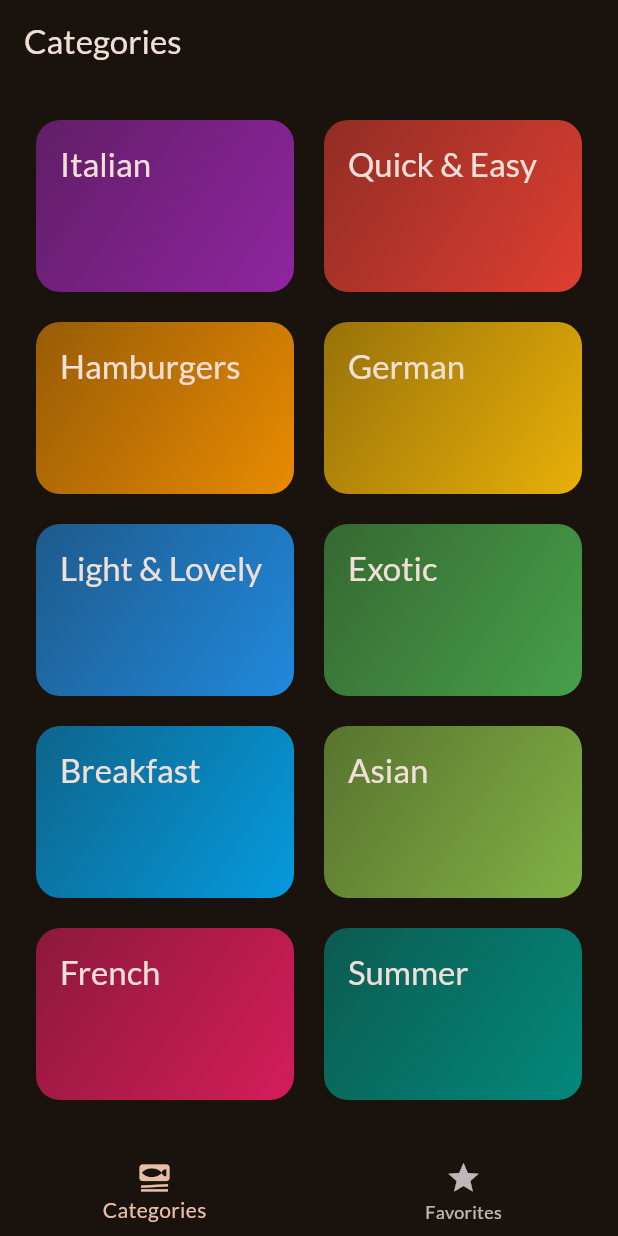
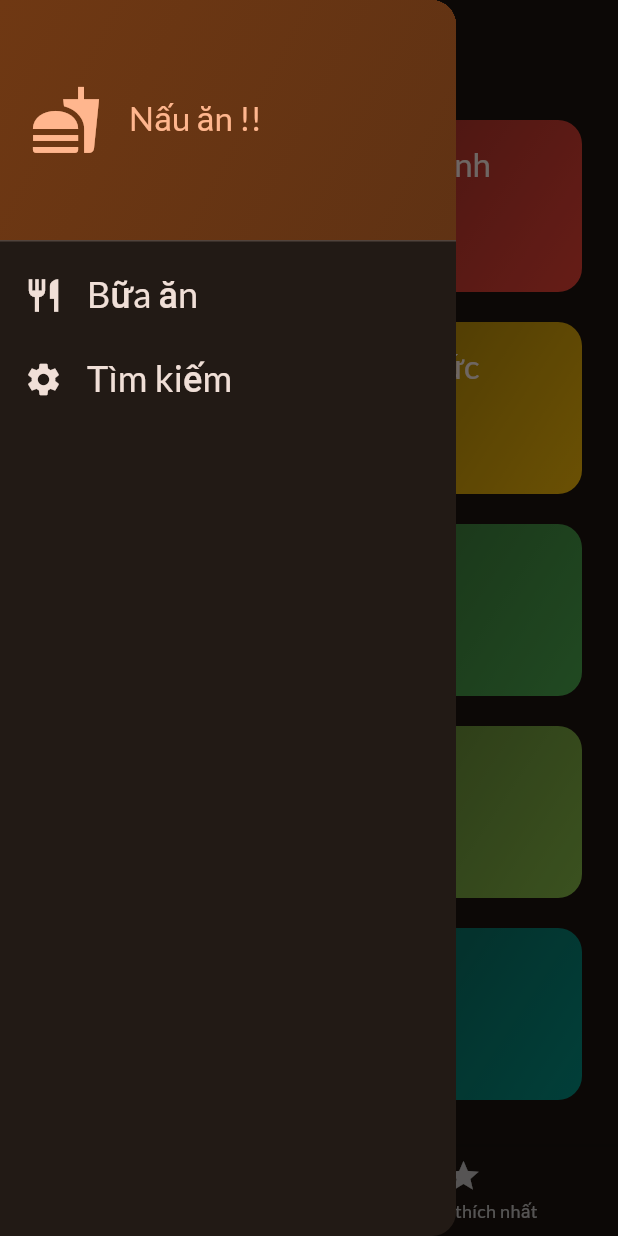
Before and after one commit to TienPhuc02/chapter-8-flutter-academind, a Flutter app: the screen it shows after launch, with the side drawer open (before the commit the screen has no drawer), on a phone screen of 412 x 824 dp. Run offline on Flutter 3.47's test engine with Material 3 defaults, Android fonts, the phone set to English and light mode, and no system bars; our stand-ins replace google_fonts, transparent_image.

Commit message:
adding a side  drawer

```diff
--- a/lib/data/dummy_data.dart
+++ b/lib/data/dummy_data.dart
@@ -7,12 +7,12 @@ import 'package:flutter_chapter_8/models/meal.dart';
 const availableCategories = [
   Category(
     id: 'c1',
-    title: 'Italian',
+    title: 'Món Italia',
     color: Colors.purple,
   ),
   Category(
     id: 'c2',
-    title: 'Quick & Easy',
+    title: 'Ăn Nhanh',
     color: Colors.red,
   ),
   Category(
@@ -22,37 +22,37 @@ const availableCategories = [
   ),
   Category(
     id: 'c4',
-    title: 'German',
+    title: 'Món Đức',
     color: Colors.amber,
   ),
   Category(
     id: 'c5',
-    title: 'Light & Lovely',
+    title: 'Đáng Yêu',
     color: Colors.blue,
   ),
   Category(
     id: 'c6',
-    title: 'Exotic',
+    title: 'Món Lạ',
     color: Colors.green,
   ),
   Category(
     id: 'c7',
-    title: 'Breakfast',
+    title: 'Châu Á',
     color: Colors.lightBlue,
   ),
   Category(
     id: 'c8',
-    title: 'Asian',
+    title: 'Châu Á',
     color: Colors.lightGreen,
   ),
   Category(
     id: 'c9',
-    title: 'French',
+    title: 'Pháp',
     color: Colors.pink,
   ),
   Category(
     id: 'c10',
-    title: 'Summer',
+    title: 'Hè',
     color: Colors.teal,
   ),
 ];
@@ -64,28 +64,28 @@ const dummyMeals = [
       'c1',
       'c2',
     ],
-    title: 'Spaghetti with Tomato Sauce',
+    title: 'Mỳ Ý với sốt cà chua',
     affordability: Affordability.affordable,
     complexity: Complexity.simple,
     imageUrl:
         'https://upload.wikimedia.org/wikipedia/commons/thumb/2/20/Spaghetti_Bolognese_mit_Parmesan_oder_Grana_Padano.jpg/800px-Spaghetti_Bolognese_mit_Parmesan_oder_Grana_Padano.jpg',
     duration: 20,
     ingredients: [
-      '4 Tomatoes',
-      '1 Tablespoon of Olive Oil',
-      '1 Onion',
-      '250g Spaghetti',
-      'Spices',
-      'Cheese (optional)'
+      '4 quả cà chua',
+      '1 muỗng canh dầu ô liu',
+      '1 củ hành',
+      'Mì Ý 250g',
+      'Gia vị',
+      'Phô mai (tùy chọn)'
     ],
     steps: [
-      'Cut the tomatoes and the onion into small pieces.',
-      'Boil some water - add salt to it once it boils.',
-      'Put the spaghetti into the boiling water - they should be done in about 10 to 12 minutes.',
-      'In the meantime, heaten up some olive oil and add the cut onion.',
-      'After 2 minutes, add the tomato pieces, salt, pepper and your other spices.',
-      'The sauce will be done once the spaghetti are.',
-      'Feel free to add some cheese on top of the finished dish.'
+      'Cắt cà chua và hành tây thành miếng nhỏ.',
+      'Đun sôi một ít nước - thêm muối vào khi nước sôi.',
+      'Cho mì spaghetti vào nước sôi - sẽ chín trong khoảng 10 đến 12 phút.',
+      'Trong khi chờ đợi, hãy đun nóng một ít dầu ô liu và cho hành tây cắt lát vào.',
+      'Sau 2 phút, thêm miếng cà chua, muối, tiêu và các loại gia vị khác vào.',
+      'Nước sốt sẽ chín sau khi làm xong spaghetti.',
+      'Hãy thoải mái thêm một ít phô mai lên trên món ăn đã hoàn thành.'
     ],
     isGlutenFree: false,
     isVegan: true,
@@ -97,23 +97,23 @@ const dummyMeals = [
     categories: [
       'c2',
     ],
-    title: 'Toast Hawaii',
+    title: 'Bánh mì nướng Hawaii',
     affordability: Affordability.affordable,
     complexity: Complexity.simple,
     imageUrl:
         'https://cdn.pixabay.com/photo/2018/07/11/21/51/toast-3532016_1280.jpg',
     duration: 10,
     ingredients: [
-      '1 Slice White Bread',
-      '1 Slice Ham',
-      '1 Slice Pineapple',
-      '1-2 Slices of Cheese',
-      'Butter'
+      '1 lát bánh mì trắng',
+      '1 lát giăm bông',
+      '1 lát dứa',
+      '1-2 lát phô mai',
+      'Bơ'
     ],
     steps: [
-      'Butter one side of the white bread',
-      'Layer ham, the pineapple and cheese on the white bread',
-      'Bake the toast for round about 10 minutes in the oven at 200°C'
+      'Bơ một mặt của bánh mì trắng',
+      'Lắp giăm bông, dứa và phô mai lên bánh mì trắng',
+      'Nướng bánh mì nướng khoảng 10 phút trong lò ở nhiệt độ 200°C'
     ],
     isGlutenFree: false,
     isVegan: false,
@@ -126,26 +126,26 @@ const dummyMeals = [
       'c2',
       'c3',
     ],
-    title: 'Classic Hamburger',
+    title: 'Hamburger cổ điển',
     affordability: Affordability.pricey,
     complexity: Complexity.simple,
     imageUrl:
         'https://cdn.pixabay.com/photo/2014/10/23/18/05/burger-500054_1280.jpg',
     duration: 45,
     ingredients: [
-      '300g Cattle Hack',
-      '1 Tomato',
-      '1 Cucumber',
-      '1 Onion',
-      'Ketchup',
-      '2 Burger Buns'
+      'Bí quyết gia súc 300g',
+      '1 quả cà chua',
+      '1 quả dưa chuột',
+      '1 củ hành',
+      'Sốt cà chua',
+      '2 chiếc bánh burger'
     ],
     steps: [
-      'Form 2 patties',
-      'Fry the patties for c. 4 minutes on each side',
-      'Quickly fry the buns for c. 1 minute on each side',
-      'Bruch buns with ketchup',
-      'Serve burger with tomato, cucumber and onion'
+      'Mẫu 2 miếng',
+      'Chiên miếng chả cho c. 4 phút mỗi bên',
+      'Rán bánh nhanh cho c. Mỗi bên 1 phút',
+      'Bánh Bruch với sốt cà chua',
+      'Phục vụ burger với cà chua, dưa chuột và hành tây'
     ],
     isGlutenFree: false,
     isVegan: false,
@@ -157,30 +157,30 @@ const dummyMeals = [
     categories: [
       'c4',
     ],
-    title: 'Wiener Schnitzel',
+    title: 'thịt lợn Schnitzel',
     affordability: Affordability.luxurious,
     complexity: Complexity.challenging,
     imageUrl:
         'https://cdn.pixabay.com/photo/2018/03/31/19/29/schnitzel-3279045_1280.jpg',
     duration: 60,
     ingredients: [
-      '8 Veal Cutlets',
-      '4 Eggs',
-      '200g Bread Crumbs',
-      '100g Flour',
-      '300ml Butter',
-      '100g Vegetable Oil',
-      'Salt',
-      'Lemon Slices'
+      '8 miếng thịt bê cốt lết',
+      '4 quả trứng',
+      '200g vụn bánh mì',
+      '100g Bột mì',
+      'Bơ 300ml',
+      'Dầu thực vật 100g',
+      'Muối',
+      'Chanh lát'
     ],
     steps: [
-      'Tenderize the veal to about 2–4mm, and salt on both sides.',
-      'On a flat plate, stir the eggs briefly with a fork.',
-      'Lightly coat the cutlets in flour then dip into the egg, and finally, coat in breadcrumbs.',
-      'Heat the butter and oil in a large pan (allow the fat to get very hot) and fry the schnitzels until golden brown on both sides.',
-      'Make sure to toss the pan regularly so that the schnitzels are surrounded by oil and the crumbing becomes ‘fluffy’.',
-      'Remove, and drain on kitchen paper. Fry the parsley in the remaining oil and drain.',
-      'Place the schnitzels on awarmed plate and serve garnishedwith parsley and slices of lemon.'
+      'Làm mềm thịt bê khoảng 2–4mm và rắc muối vào cả hai mặt.',
+      'Trên một đĩa phẳng, dùng nĩa khuấy nhanh trứng.',
+      'Lăn nhẹ các miếng cốt lết qua bột mì, sau đó nhúng vào trứng, và cuối cùng phủ qua vụn bánh mì.',
+      'Đun nóng bơ và dầu trong chảo lớn (để mỡ thật nóng) rồi chiên thịt schnitzel cho đến khi vàng nâu cả hai mặt.',
+      'Đảm bảo đảo chảo thường xuyên để thịt schnitzel được bao quanh bởi dầu và phần vụn trở nên bông.',
+      'Lấy ra và để ráo trên giấy ăn. Chiên mùi tây trong lượng dầu còn lại và để ráo nước.',
+      'Đặt món schnitzel lên đĩa đã được hâm nóng và dùng kèm với rau mùi tây và lát chanh.'
     ],
     isGlutenFree: false,
     isVegan: false,
@@ -194,7 +194,7 @@ const dummyMeals = [
           'c5',
       'c10',
     ],
-    title: 'Salad with Smoked Salmon',
+    title: 'Salad với cá hồi hun khói',
     affordability: Affordability.luxurious,
     complexity: Complexity.simple,
     imageUrl:
@@ -202,21 +202,21 @@ const dummyMeals = [
     duration: 15,
     ingredients: [
       'Arugula',
-      'Lamb\'s Lettuce',
-      'Parsley',
-      'Fennel',
-      '200g Smoked Salmon',
-      'Mustard',
-      'Balsamic Vinegar',
-      'Olive Oil',
-      'Salt and Pepper'
+      'Rau diếp cừu',
+      'Mùi tây',
+      'Thì là',
+      '200g Cá hồi hun khói',
+      'Mù tạc',
+      'Giấm balsamic',
+      'Dầu ô liu',
+      'Muối và tiêu'
     ],
     steps: [
-      'Wash and cut salad and herbs',
-      'Dice the salmon',
-      'Process mustard, vinegar and olive oil into a dessing',
-      'Prepare the salad',
-      'Add salmon cubes and dressing'
+      'Rửa và cắt salad và các loại thảo mộc',
+      'Xắt nhỏ cá hồi',
+      'Chế biến mù tạt, giấm và dầu ô liu thành món tráng miệng',
+      'Chuẩn bị món salad',
+      'Thêm khối cá hồi và nước sốt'
     ],
     isGlutenFree: true,
     isVegan: false,
@@ -229,30 +229,30 @@ const dummyMeals = [
       'c6',
       'c10',
     ],
-    title: 'Delicious Orange Mousse',
+    title: 'Mousse cam thơm ngon',
     affordability: Affordability.affordable,
     complexity: Complexity.hard,
     imageUrl:
         'https://cdn.pixabay.com/photo/2017/05/01/05/18/pastry-2274750_1280.jpg',
     duration: 240,
     ingredients: [
-      '4 Sheets of Gelatine',
-      '150ml Orange Juice',
-      '80g Sugar',
-      '300g Yoghurt',
-      '200g Cream',
-      'Orange Peel',
+      '4 tờ Gelatine',
+      'Nước cam 150ml',
+      '80g Đường',
+      'Sữa chua 300g',
+      'Kem 200g',
+      'Vỏ cam',
     ],
     steps: [
-      'Dissolve gelatine in pot',
-      'Add orange juice and sugar',
-      'Take pot off the stove',
-      'Add 2 tablespoons of yoghurt',
-      'Stir gelatin under remaining yoghurt',
-      'Cool everything down in the refrigerator',
-      'Whip the cream and lift it under die orange mass',
-      'Cool down again for at least 4 hours',
-      'Serve with orange peel',
+      'Hòa tan gelatine trong nồi',
+      'Thêm nước cam và đường',
+      'Bỏ nồi ra khỏi bếp',
+      'Thêm 2 thìa sữa chua',
+      'Khuấy gelatin dưới phần sữa chua còn lại',
+      'Làm nguội mọi thứ trong tủ lạnh',
+      'Đánh kem và nhấc nó lên dưới khối màu cam',
+      'Hạ nhiệt lại trong ít nhất 4 giờ',
+      'Ăn kèm vỏ cam',
     ],
     isGlutenFree: true,
     isVegan: false,
@@ -264,26 +264,26 @@ const dummyMeals = [
     categories: [
       'c7',
     ],
-    title: 'Pancakes',
+    title: 'Bánh xèo',
     affordability: Affordability.affordable,
     complexity: Complexity.simple,
     imageUrl:
         'https://cdn.pixabay.com/photo/2018/07/10/21/23/pancake-3529653_1280.jpg',
     duration: 20,
     ingredients: [
-      '1 1/2 Cups all-purpose Flour',
-      '3 1/2 Teaspoons Baking Powder',
-      '1 Teaspoon Salt',
-      '1 Tablespoon White Sugar',
-      '1 1/4 cups Milk',
-      '1 Egg',
-      '3 Tablespoons Butter, melted',
+      '1 1/2 chén bột mì đa dụng',
+      '3 1/2 muỗng cà phê bột nở',
+      '1 muỗng cà phê muối',
+      '1 muỗng canh đường trắng',
+      '1 1/4 cốc sữa',
+      '1 quả trứng',
+      '3 thìa canh bơ tan chảy',
     ],
     steps: [
-      'In a large bowl, sift together the flour, baking powder, salt and sugar.',
-      'Make a well in the center and pour in the milk, egg and melted butter; mix until smooth.',
-      'Heat a lightly oiled griddle or frying pan over medium high heat.',
-      'Pour or scoop the batter onto the griddle, using approximately 1/4 cup for each pancake. Brown on both sides and serve hot.'
+      'Trong một tô lớn, rây bột mì, bột nở, muối và đường.',
+      'Tạo một cái giếng ở giữa rồi đổ sữa, trứng và bơ tan chảy vào; trộn cho đến khi mịn.',
+      'Làm nóng vỉ nướng hoặc chảo rán đã phết một ít dầu trên lửa vừa cao.',
+      'Đổ hoặc múc bột lên vỉ nướng, dùng khoảng 1/4 cốc cho mỗi chiếc bánh. Chiên chín đều hai mặt và dùng nóng.'
     ],
     isGlutenFree: true,
     isVegan: false,
@@ -295,28 +295,28 @@ const dummyMeals = [
     categories: [
       'c8',
     ],
-    title: 'Creamy Indian Chicken Curry',
+    title: 'Cà ri gà Ấn Độ kem',
     affordability: Affordability.pricey,
     complexity: Complexity.challenging,
     imageUrl:
         'https://cdn.pixabay.com/photo/2018/06/18/16/05/indian-food-3482749_1280.jpg',
     duration: 35,
     ingredients: [
-      '4 Chicken Breasts',
-      '1 Onion',
-      '2 Cloves of Garlic',
-      '1 Piece of Ginger',
-      '4 Tablespoons Almonds',
-      '1 Teaspoon Cayenne Pepper',
-      '500ml Coconut Milk',
+      '4 ức gà',
+      '1 củ hành',
+      '2 tép tỏi',
+      '1 miếng gừng',
+      '4 muỗng canh hạnh nhân',
+      '1 muỗng cà phê ớt cayenne',
+      '500ml nước cốt dừa',
     ],
     steps: [
-      'Slice and fry the chicken breast',
-      'Process onion, garlic and ginger into paste and sauté everything',
-      'Add spices and stir fry',
-      'Add chicken breast + 250ml of water and cook everything for 10 minutes',
-      'Add coconut milk',
-      'Serve with rice'
+      'Lát và chiên ức gà',
+      'Xào hành, tỏi và gừng thành hỗn hợp sệt rồi xào mọi thứ',
+      'Thêm gia vị và xào',
+      'Thêm ức gà + 250ml nước và nấu mọi thứ trong 10 phút',
+      'Thêm nước cốt dừa',
+      'Ăn kèm cơm'
     ],
     isGlutenFree: true,
     isVegan: false,
@@ -335,37 +335,37 @@ const dummyMeals = [
         'https://cdn.pixabay.com/photo/2014/08/07/21/07/souffle-412785_1280.jpg',
     duration: 45,
     ingredients: [
-      '1 Teaspoon melted Butter',
-      '2 Tablespoons white Sugar',
-      '2 Ounces 70% dark Chocolate, broken into pieces',
-      '1 Tablespoon Butter',
-      '1 Tablespoon all-purpose Flour',
-      '4 1/3 tablespoons cold Milk',
-      '1 Pinch Salt',
-      '1 Pinch Cayenne Pepper',
-      '1 Large Egg Yolk',
-      '2 Large Egg Whites',
-      '1 Pinch Cream of Tartar',
-      '1 Tablespoon white Sugar',
+      '1 muỗng cà phê bơ tan chảy',
+      '2 muỗng canh đường trắng',
+      '2 Ounce Sôcôla đen 70%, chia thành từng miếng',
+      '1 muỗng canh bơ',
+      '1 muỗng canh bột mì đa dụng',
+      '4 1/3 thìa sữa lạnh',
+      '1 nhúm muối',
+      '1 nhúm ớt cayenne',
+      '1 lòng đỏ trứng lớn',
+      '2 lòng trắng trứng lớn',
+      '1 nhúm kem Tartar',
+      '1 muỗng canh đường trắng',
     ],
     steps: [
-      'Preheat oven to 190°C. Line a rimmed baking sheet with parchment paper.',
-      'Brush bottom and sides of 2 ramekins lightly with 1 teaspoon melted butter; cover bottom and sides right up to the rim.',
-      'Add 1 tablespoon white sugar to ramekins. Rotate ramekins until sugar coats all surfaces.',
-      'Place chocolate pieces in a metal mixing bowl.',
-      'Place bowl over a pan of about 3 cups hot water over low heat.',
-      'Melt 1 tablespoon butter in a skillet over medium heat. Sprinkle in flour. Whisk until flour is incorporated into butter and mixture thickens.',
-      'Whisk in cold milk until mixture becomes smooth and thickens. Transfer mixture to bowl with melted chocolate.',
-      'Add salt and cayenne pepper. Mix together thoroughly. Add egg yolk and mix to combine.',
-      'Leave bowl above the hot (not simmering) water to keep chocolate warm while you whip the egg whites.',
-      'Place 2 egg whites in a mixing bowl; add cream of tartar. Whisk until mixture begins to thicken and a drizzle from the whisk stays on the surface about 1 second before disappearing into the mix.',
-      'Add 1/3 of sugar and whisk in. Whisk in a bit more sugar about 15 seconds.',
-      'whisk in the rest of the sugar. Continue whisking until mixture is about as thick as shaving cream and holds soft peaks, 3 to 5 minutes.',
-      'Transfer a little less than half of egg whites to chocolate.',
-      'Mix until egg whites are thoroughly incorporated into the chocolate.',
-      'Add the rest of the egg whites; gently fold into the chocolate with a spatula, lifting from the bottom and folding over.',
-      'Stop mixing after the egg white disappears. Divide mixture between 2 prepared ramekins. Place ramekins on prepared baking sheet.',
-      'Bake in preheated oven until scuffles are puffed and have risen above the top of the rims, 12 to 15 minutes.',
+      'Làm nóng lò ở nhiệt độ 190°C. Lót giấy nến vào khay nướng có viền.',
+      'Chải nhẹ đáy và các mặt của 2 chiếc ramekin với 1 thìa cà phê bơ tan chảy; che phần dưới và các cạnh lên tới tận vành.',
+      'Thêm 1 thìa đường trắng vào ramekins. Xoay ramekins cho đến khi đường phủ lên tất cả các bề mặt.',
+      'Đặt miếng sô cô la vào tô trộn kim loại.',
+      'Đặt bát lên chảo có khoảng 3 cốc nước nóng ở lửa nhỏ.',
+      'Làm tan chảy 1 thìa bơ trong chảo trên lửa vừa. Rắc bột mì. Đánh đều cho đến khi bột hòa vào bơ và hỗn hợp đặc lại.',
+      'Đánh trong sữa lạnh cho đến khi hỗn hợp trở nên mịn và đặc lại. Chuyển hỗn hợp vào bát với sô cô la tan chảy.',
+      'Thêm muối và ớt cayenne. Trộn đều với nhau. Thêm lòng đỏ trứng vào và trộn đều.',
+      'Để tô phía trên nước nóng (không sôi) để giữ ấm sô cô la trong khi đánh lòng trắng trứng.',
+      'Cho 2 lòng trắng trứng vào tô trộn; thêm kem tartar. Đánh cho đến khi hỗn hợp bắt đầu đặc lại và một giọt mưa phùn từ máy đánh trứng đọng lại trên bề mặt khoảng 1 giây trước khi tan vào hỗn hợp.',
+      'Thêm 1/3 lượng đường và đánh vào. Đánh thêm một chút đường trong khoảng 15 giây.',
+      'đánh đều phần đường còn lại. Tiếp tục đánh cho đến khi hỗn hợp đặc như kem cạo râu và giữ được chóp mềm, từ 3 đến 5 phút.',
+      'Chuyển ít hơn một nửa lòng trắng trứng sang sô cô la.',
+      'Trộn cho đến khi lòng trắng trứng hòa quyện hoàn toàn vào sô cô la.',
+      'Thêm phần lòng trắng trứng còn lại; dùng thìa nhẹ nhàng gấp sô-cô-la vào, nhấc từ dưới lên và gập lại.',
+      'Ngưng trộn sau khi lòng trắng trứng biến mất. Chia hỗn hợp vào 2 ramekin đã chuẩn bị sẵn. Đặt ramekins lên khay nướng đã chuẩn bị sẵn.',
+      'Nướng trong lò đã làm nóng trước cho đến khi các vết phồng rộp và nổi lên trên mặt bánh, từ 12 đến 15 phút.',
     ],
     isGlutenFree: true,
     isVegan: false,
@@ -379,27 +379,27 @@ const dummyMeals = [
       'c5',
       'c10',
     ],
-    title: 'Asparagus Salad with Cherry Tomatoes',
+    title: 'Salad măng tây với cà chua bi',
     affordability: Affordability.luxurious,
     complexity: Complexity.simple,
     imageUrl:
         'https://cdn.pixabay.com/photo/2018/04/09/18/26/asparagus-3304997_1280.jpg',
     duration: 30,
     ingredients: [
-      'White and Green Asparagus',
-      '30g Pine Nuts',
-      '300g Cherry Tomatoes',
-      'Salad',
-      'Salt, Pepper and Olive Oil'
+      'Măng tây trắng và xanh',
+      '30g Hạt Thông',
+      '300g cà chua bi',
+      'Xa lát',
+      'Muối, tiêu và dầu ô liu'
     ],
     steps: [
-      'Wash, peel and cut the asparagus',
-      'Cook in salted water',
-      'Salt and pepper the asparagus',
-      'Roast the pine nuts',
-      'Halve the tomatoes',
-      'Mix with asparagus, salad and dressing',
-      'Serve with Baguette'
+      'Rửa sạch, gọt vỏ và cắt măng tây',
+      'Nấu trong nước muối',
+      'Muối và tiêu măng tây',
+      'Nướng hạt thông',
+      'Cắt đôi quả cà chua',
+      'Trộn với măng tây, salad và nước sốt',
+      'Ăn kèm với bánh mì baguette'
     ],
     isGlutenFree: true,
     isVegan: true,
--- a/lib/screens/tabs.dart
+++ b/lib/screens/tabs.dart
@@ -2,6 +2,7 @@ import "package:flutter/material.dart";
 import "package:flutter_chapter_8/models/meal.dart";
 import "package:flutter_chapter_8/screens/categories.dart";
 import "package:flutter_chapter_8/screens/meals.dart";
+import "package:flutter_chapter_8/widgets/main_drawer.dart";
 
 class tabsScreen extends StatefulWidget {
   const tabsScreen({super.key});
@@ -44,26 +45,28 @@ class _tabsScreen extends State<tabsScreen> {
     Widget activePage = CategoriesScreen(
       onToggleFavorite: _toggleMealFavoriteStatus,
     );
-    var activePageTitle = "Categories";
+    var activePageTitle = "Thể loại";
     if (_selectedPageIndex == 1) {
       activePage = MealsScreen(
         meals: _favoriteMeals,
         onToggleFavorite: _toggleMealFavoriteStatus,
       );
-      activePageTitle = "Your Favorite";
+      activePageTitle = "Cái bạn thích nhất";
     }
     return Scaffold(
       appBar: AppBar(
         title: Text(activePageTitle),
       ),
+      drawer: const MainDrawer(),
       body: activePage,
       bottomNavigationBar: BottomNavigationBar(
         onTap: _selectPage,
         currentIndex: _selectedPageIndex,
         items: const [
           BottomNavigationBarItem(
-              icon: Icon(Icons.set_meal), label: "Categories"),
-          BottomNavigationBarItem(icon: Icon(Icons.star), label: "Favorites"),
+              icon: Icon(Icons.set_meal), label: "Thể loại"),
+          BottomNavigationBarItem(
+              icon: Icon(Icons.star), label: "Cái bạn thích nhất"),
         ],
       ),
     );
--- /dev/null
+++ b/lib/widgets/main_drawer.dart
@@ -0,0 +1,72 @@
+import 'package:flutter/material.dart';
+
+class MainDrawer extends StatelessWidget {
+  const MainDrawer({Key? key}) : super(key: key);
+  @override
+  Widget build(BuildContext context) {
+    return Drawer(
+      child: Column(
+        children: [
+          DrawerHeader(
+            padding: const EdgeInsets.all(20),
+            decoration: BoxDecoration(
+                gradient: LinearGradient(
+              colors: [
+                Theme.of(context).colorScheme.primaryContainer,
+                Theme.of(context).colorScheme.primaryContainer.withOpacity(0.8),
+              ],
+              begin: Alignment.topLeft,
+              end: Alignment.bottomRight,
+            )),
+            child: Row(
+              children: [
+                Icon(Icons.fastfood,
+                    size: 48, color: Theme.of(context).colorScheme.primary),
+                const SizedBox(
+                  width: 18,
+                ),
+                Text(
+                  "Nấu ăn !!",
+                  style: Theme.of(context)
+                      .textTheme
+                      .titleLarge!
+                      .copyWith(color: Theme.of(context).colorScheme.primary),
+                )
+              ],
+            ),
+          ),
+          ListTile(
+            leading: Icon(
+              Icons.restaurant,
+              size: 26,
+              color: Theme.of(context).colorScheme.onBackground,
+            ),
+            title: Text(
+              "Bữa ăn",
+              style: Theme.of(context).textTheme.titleSmall!.copyWith(
+                    color: Theme.of(context).colorScheme.onBackground,
+                    fontSize: 24,
+                  ),
+            ),
+            onTap: () {},
+          ),
+          ListTile(
+            leading: Icon(
+              Icons.settings,
+              size: 26,
+              color: Theme.of(context).colorScheme.onBackground,
+            ),
+            title: Text(
+              "Tìm kiếm",
+              style: Theme.of(context).textTheme.titleSmall!.copyWith(
+                    color: Theme.of(context).colorScheme.onBackground,
+                    fontSize: 24,
+                  ),
+            ),
+            onTap: () {},
+          ),
+        ],
+      ),
+    );
+  }
+}
--- a/lib/widgets/meal_item.dart
+++ b/lib/widgets/meal_item.dart
@@ -14,7 +14,7 @@ class MealsItem extends StatelessWidget {
   }
 
   String get affordabilityText {
-    return meal.affordability.name[0].toUpperCase() +
+    return meal.affordability.name[0].toString() +
         meal.affordability.name.substring(1);
   }
 
```
